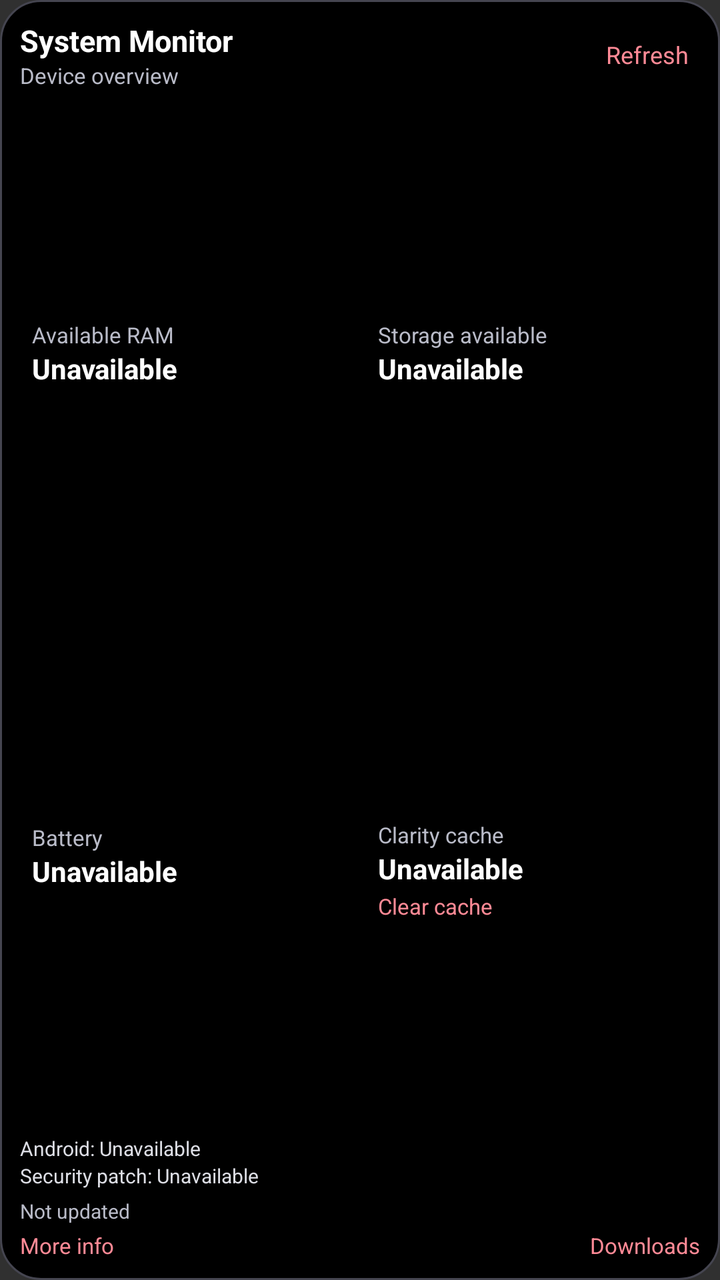
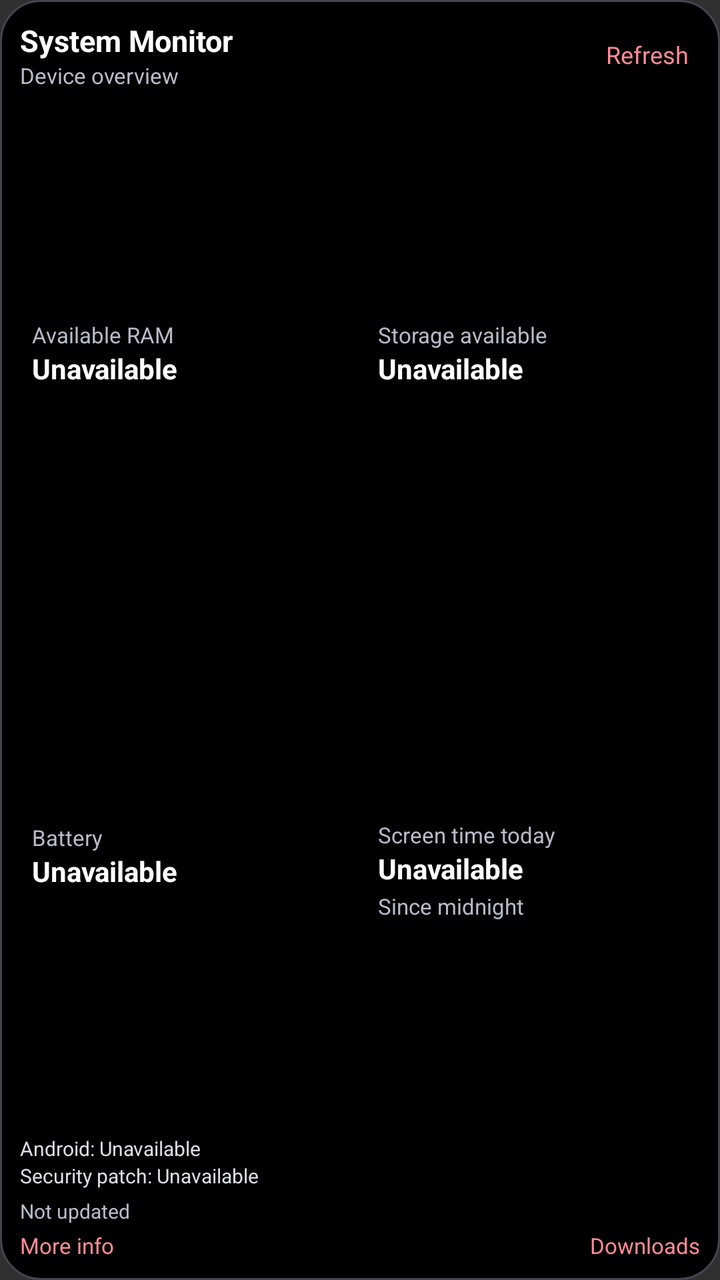

Compare the two renders of this Android layout. The source of the first and the diff that turns it into the second are given below.
<!-- AndroidManifest.xml: application theme Theme.DarkTodo -->
<!-- res/layout/system_monitor_widget.xml -->
<?xml version="1.0" encoding="utf-8"?>
<FrameLayout xmlns:android="http://schemas.android.com/apk/res/android"
    android:id="@+id/monitor_widget_root"
    android:layout_width="match_parent" android:layout_height="match_parent">
    <ImageView
        android:id="@+id/monitor_widget_bg_image"
        android:layout_width="match_parent" android:layout_height="match_parent"
        android:src="@drawable/system_monitor_widget_background" android:scaleType="fitXY"
        android:importantForAccessibility="no" />
    <LinearLayout
        android:layout_width="match_parent" android:layout_height="match_parent"
        android:orientation="vertical" android:padding="10dp">
        <LinearLayout
            android:layout_width="match_parent" android:layout_height="wrap_content"
            android:orientation="horizontal" android:gravity="center_vertical">
            <LinearLayout
                android:id="@+id/monitor_widget_info"
                android:layout_width="0dp" android:layout_height="wrap_content" android:layout_weight="1"
                android:orientation="vertical" android:contentDescription="Open full system information">
                <ImageView android:id="@+id/monitor_widget_title_image" android:layout_width="match_parent" android:layout_height="wrap_content" android:adjustViewBounds="true" android:scaleType="fitStart" android:visibility="gone" />
                <TextView android:id="@+id/monitor_widget_title"
                    android:layout_width="match_parent" android:layout_height="wrap_content"
                    android:text="System Monitor" android:textColor="#FFFFFF" android:textSize="15sp"
                    android:textStyle="bold" android:maxLines="1" android:ellipsize="end" />
                <ImageView android:id="@+id/monitor_widget_model_image" android:layout_width="match_parent" android:layout_height="wrap_content" android:adjustViewBounds="true" android:scaleType="fitStart" android:visibility="gone" />
                <TextView android:id="@+id/monitor_widget_model"
                    android:layout_width="match_parent" android:layout_height="wrap_content"
                    android:text="Device overview" android:textColor="#B9BBC8" android:textSize="11sp"
                    android:maxLines="1" android:ellipsize="end" />
            </LinearLayout>
            <ImageView android:id="@+id/monitor_widget_refresh_image" android:layout_width="wrap_content" android:layout_height="wrap_content" android:minHeight="32dp" android:paddingStart="6dp" android:paddingEnd="6dp" android:adjustViewBounds="true" android:scaleType="fitStart" android:visibility="gone" />
            <TextView android:id="@+id/monitor_widget_refresh"
                android:layout_width="wrap_content" android:layout_height="wrap_content"
                android:minHeight="32dp" android:gravity="center" android:paddingStart="6dp"
                android:paddingEnd="6dp" android:text="Refresh" android:contentDescription="Refresh system metrics"
                android:textColor="#FF8A96" android:textSize="12sp" android:maxLines="1" android:ellipsize="end" />
        </LinearLayout>
        <LinearLayout android:id="@+id/monitor_widget_metrics"
            android:layout_width="match_parent" android:layout_height="0dp" android:layout_weight="1"
            android:orientation="vertical" android:layout_marginTop="6dp" android:layout_marginBottom="6dp">
            <LinearLayout
                android:layout_width="match_parent" android:layout_height="0dp" android:layout_weight="1"
                android:orientation="horizontal" android:baselineAligned="false" android:layout_marginBottom="3dp">
                <FrameLayout android:layout_width="0dp" android:layout_height="match_parent"
                    android:layout_weight="1" android:layout_marginEnd="3dp">
                    <ImageView android:id="@+id/monitor_widget_ram_bg"
                        android:layout_width="match_parent" android:layout_height="match_parent"
                        android:scaleType="fitXY" android:importantForAccessibility="no" />
                    <LinearLayout android:layout_width="match_parent" android:layout_height="match_parent"
                        android:orientation="vertical" android:gravity="center_vertical" android:padding="6dp">
                        <ImageView android:id="@+id/monitor_widget_ram_label_image" android:layout_width="match_parent" android:layout_height="wrap_content" android:adjustViewBounds="true" android:scaleType="fitStart" android:visibility="gone" />
                        <TextView android:id="@+id/monitor_widget_ram_label"
                            android:layout_width="match_parent" android:layout_height="wrap_content"
                            android:text="Available RAM" android:textColor="#B9BBC8" android:textSize="11sp"
                            android:maxLines="1" android:ellipsize="end" />
                        <ImageView android:id="@+id/monitor_widget_ram_image" android:layout_width="match_parent" android:layout_height="wrap_content" android:adjustViewBounds="true" android:scaleType="fitStart" android:visibility="gone" />
                        <TextView android:id="@+id/monitor_widget_ram"
                            android:layout_width="match_parent" android:layout_height="wrap_content"
                            android:text="Unavailable" android:textColor="#FFFFFF" android:textSize="14sp"
                            android:textStyle="bold" android:maxLines="2" android:ellipsize="end" />
                    </LinearLayout>
                </FrameLayout>
                <FrameLayout android:layout_width="0dp" android:layout_height="match_parent"
                    android:layout_weight="1" android:layout_marginStart="3dp">
                    <ImageView android:id="@+id/monitor_widget_storage_bg"
                        android:layout_width="match_parent" android:layout_height="match_parent"
                        android:scaleType="fitXY" android:importantForAccessibility="no" />
                    <LinearLayout android:id="@+id/monitor_widget_storage"
                        android:layout_width="match_parent" android:layout_height="match_parent"
                        android:orientation="vertical" android:gravity="center_vertical" android:padding="6dp"
                        android:contentDescription="Open storage settings">
                        <ImageView android:id="@+id/monitor_widget_storage_label_image" android:layout_width="match_parent" android:layout_height="wrap_content" android:adjustViewBounds="true" android:scaleType="fitStart" android:visibility="gone" />
                        <TextView android:id="@+id/monitor_widget_storage_label"
                            android:layout_width="match_parent" android:layout_height="wrap_content"
                            android:text="Storage available" android:textColor="#B9BBC8" android:textSize="11sp"
                            android:maxLines="1" android:ellipsize="end" />
                        <ImageView android:id="@+id/monitor_widget_storage_val_image" android:layout_width="match_parent" android:layout_height="wrap_content" android:adjustViewBounds="true" android:scaleType="fitStart" android:visibility="gone" />
                        <TextView android:id="@+id/monitor_widget_storage_val"
                            android:layout_width="match_parent" android:layout_height="wrap_content"
                            android:text="Unavailable" android:textColor="#FFFFFF" android:textSize="14sp"
                            android:textStyle="bold" android:maxLines="2" android:ellipsize="end" />
                    </LinearLayout>
                </FrameLayout>
            </LinearLayout>
            <LinearLayout
                android:layout_width="match_parent" android:layout_height="0dp" android:layout_weight="1"
                android:orientation="horizontal" android:baselineAligned="false" android:layout_marginTop="3dp">
                <FrameLayout android:layout_width="0dp" android:layout_height="match_parent"
                    android:layout_weight="1" android:layout_marginEnd="3dp">
                    <ImageView android:id="@+id/monitor_widget_battery_bg"
                        android:layout_width="match_parent" android:layout_height="match_parent"
                        android:scaleType="fitXY" android:importantForAccessibility="no" />
                    <LinearLayout android:id="@+id/monitor_widget_battery"
                        android:layout_width="match_parent" android:layout_height="match_parent"
                        android:orientation="vertical" android:gravity="center_vertical" android:padding="6dp"
                        android:contentDescription="Open battery settings">
                        <ImageView android:id="@+id/monitor_widget_battery_label_image" android:layout_width="match_parent" android:layout_height="wrap_content" android:adjustViewBounds="true" android:scaleType="fitStart" android:visibility="gone" />
                        <TextView android:id="@+id/monitor_widget_battery_label"
                            android:layout_width="match_parent" android:layout_height="wrap_content"
                            android:text="Battery" android:textColor="#B9BBC8" android:textSize="11sp"
                            android:maxLines="1" android:ellipsize="end" />
                        <ImageView android:id="@+id/monitor_widget_battery_val_image" android:layout_width="match_parent" android:layout_height="wrap_content" android:adjustViewBounds="true" android:scaleType="fitStart" android:visibility="gone" />
                        <TextView android:id="@+id/monitor_widget_battery_val"
                            android:layout_width="match_parent" android:layout_height="wrap_content"
                            android:text="Unavailable" android:textColor="#FFFFFF" android:textSize="14sp"
                            android:textStyle="bold" android:maxLines="2" android:ellipsize="end" />
                        <ImageView android:id="@+id/monitor_widget_charging_image" android:layout_width="match_parent" android:layout_height="wrap_content" android:adjustViewBounds="true" android:scaleType="fitStart" android:visibility="gone" />
                        <TextView android:id="@+id/monitor_widget_charging"
                            android:layout_width="match_parent" android:layout_height="wrap_content"
                            android:textColor="#DDDEE5" android:textSize="10sp"
                            android:maxLines="2" android:ellipsize="end" />
                    </LinearLayout>
                </FrameLayout>
                <FrameLayout android:layout_width="0dp" android:layout_height="match_parent"
                    android:layout_weight="1" android:layout_marginStart="3dp">
                    <ImageView android:id="@+id/monitor_widget_cache_bg"
                        android:layout_width="match_parent" android:layout_height="match_parent"
                        android:scaleType="fitXY" android:importantForAccessibility="no" />
                    <LinearLayout android:layout_width="match_parent" android:layout_height="match_parent"
                        android:orientation="vertical" android:gravity="center_vertical" android:padding="6dp">
                        <ImageView android:id="@+id/monitor_widget_cache_label_image" android:layout_width="match_parent" android:layout_height="wrap_content" android:adjustViewBounds="true" android:scaleType="fitStart" android:visibility="gone" />
                        <TextView android:id="@+id/monitor_widget_cache_label"
                            android:layout_width="match_parent" android:layout_height="wrap_content"
                            android:text="Clarity cache" android:textColor="#B9BBC8" android:textSize="11sp"
                            android:maxLines="1" android:ellipsize="end" />
                        <ImageView android:id="@+id/monitor_widget_cache_val_image" android:layout_width="match_parent" android:layout_height="wrap_content" android:adjustViewBounds="true" android:scaleType="fitStart" android:visibility="gone" />
                        <TextView android:id="@+id/monitor_widget_cache_val"
                            android:layout_width="match_parent" android:layout_height="wrap_content"
                            android:text="Unavailable" android:textColor="#FFFFFF" android:textSize="14sp"
                            android:textStyle="bold" android:maxLines="2" android:ellipsize="end" />
                        <ImageView android:id="@+id/monitor_widget_clear_cache_image" android:layout_width="match_parent" android:layout_height="wrap_content" android:paddingTop="2dp" android:adjustViewBounds="true" android:scaleType="fitStart" android:visibility="gone" />
                        <TextView android:id="@+id/monitor_widget_clear_cache"
                            android:layout_width="match_parent" android:layout_height="wrap_content"
                            android:text="Clear cache" android:textColor="#FF8A96" android:textSize="11sp"
                            android:maxLines="1" android:ellipsize="end" android:paddingTop="2dp" />
                    </LinearLayout>
                </FrameLayout>
            </LinearLayout>
        </LinearLayout>
        <ImageView android:id="@+id/monitor_widget_summary_image" android:layout_width="match_parent" android:layout_height="0dp" android:layout_weight="1" android:adjustViewBounds="true" android:scaleType="fitStart" android:visibility="gone" />
        <TextView android:id="@+id/monitor_widget_summary"
            android:layout_width="match_parent" android:layout_height="0dp" android:layout_weight="1"
            android:gravity="center_vertical" android:textColor="#FFFFFF" android:textSize="12sp"
            android:maxLines="4" android:ellipsize="end" android:visibility="gone" />
        <LinearLayout android:id="@+id/monitor_widget_details"
            android:layout_width="match_parent" android:layout_height="wrap_content" android:orientation="vertical">
            <ImageView android:id="@+id/monitor_widget_android_image" android:layout_width="match_parent" android:layout_height="wrap_content" android:adjustViewBounds="true" android:scaleType="fitStart" android:visibility="gone" />
            <TextView android:id="@+id/monitor_widget_android"
                android:layout_width="match_parent" android:layout_height="wrap_content"
                android:text="Android: Unavailable" android:textColor="#DDDEE5" android:textSize="10sp"
                android:maxLines="2" android:ellipsize="end" />
            <ImageView android:id="@+id/monitor_widget_security_image" android:layout_width="match_parent" android:layout_height="wrap_content" android:adjustViewBounds="true" android:scaleType="fitStart" android:visibility="gone" />
            <TextView android:id="@+id/monitor_widget_security"
                android:layout_width="match_parent" android:layout_height="wrap_content"
                android:text="Security patch: Unavailable" android:textColor="#DDDEE5" android:textSize="10sp"
                android:maxLines="2" android:ellipsize="end" />
        </LinearLayout>
        <ImageView android:id="@+id/monitor_widget_updated_image" android:layout_width="match_parent" android:layout_height="wrap_content" android:layout_marginTop="4dp" android:adjustViewBounds="true" android:scaleType="fitStart" android:visibility="gone" />
        <TextView android:id="@+id/monitor_widget_updated"
            android:layout_width="match_parent" android:layout_height="wrap_content"
            android:text="Not updated" android:textColor="#B9BBC8" android:textSize="10sp"
            android:maxLines="2" android:ellipsize="end" android:layout_marginTop="4dp" />
        <ImageView android:id="@+id/monitor_widget_compact_clear_image" android:layout_width="match_parent" android:layout_height="wrap_content" android:adjustViewBounds="true" android:scaleType="fitStart" android:visibility="gone" />
        <TextView android:id="@+id/monitor_widget_compact_clear"
            android:layout_width="match_parent" android:layout_height="wrap_content"
            android:text="Clear Clarity cache" android:textColor="#FF8A96" android:textSize="11sp"
            android:maxLines="1" android:ellipsize="end" android:visibility="gone" />
        <LinearLayout android:layout_width="match_parent" android:layout_height="wrap_content"
            android:orientation="horizontal" android:gravity="center_vertical">
            <ImageView android:id="@+id/monitor_widget_more_image" android:layout_width="0dp" android:layout_height="wrap_content" android:layout_weight="1" android:paddingTop="3dp" android:adjustViewBounds="true" android:scaleType="fitStart" android:visibility="gone" />
            <TextView android:id="@+id/monitor_widget_more"
                android:layout_width="0dp" android:layout_height="wrap_content" android:layout_weight="1"
                android:text="More info" android:textColor="#FF8A96" android:textSize="11sp"
                android:maxLines="2" android:ellipsize="end" android:paddingTop="3dp" />
            <ImageView android:id="@+id/monitor_widget_downloads_image" android:layout_width="wrap_content" android:layout_height="wrap_content" android:paddingStart="6dp" android:paddingTop="3dp" android:adjustViewBounds="true" android:scaleType="fitStart" android:visibility="gone" />
            <TextView android:id="@+id/monitor_widget_downloads"
                android:layout_width="wrap_content" android:layout_height="wrap_content"
                android:text="Downloads" android:textColor="#FF8A96" android:textSize="11sp"
                android:maxLines="1" android:ellipsize="end" android:paddingStart="6dp" android:paddingTop="3dp" />
        </LinearLayout>
    </LinearLayout>
</FrameLayout>
<!-- resources referenced by this layout -->
<resources>
  <!-- drawable system_monitor_widget_background (drawable) -->
  <?xml version="1.0" encoding="utf-8"?>
  <shape xmlns:android="http://schemas.android.com/apk/res/android" android:shape="rectangle">
      <solid android:color="#FF000000" />
      <corners android:radius="20dp" />
      <stroke android:width="1dp" android:color="#FF454550" />
  </shape>
  <style name="Theme.DarkTodo" parent="android:style/Theme.Material.NoActionBar">
          <item name="android:fontFamily">sans-serif</item>
          <item name="android:colorAccent">#FF0000</item>
          <item name="android:statusBarColor">#000000</item>
          <item name="android:navigationBarColor">#000000</item>
          <item name="android:windowLightStatusBar">false</item>
      </style>
</resources>

<!-- the commit's change to res/layout/system_monitor_widget.xml (unified diff, before → after) -->
@@ -116,13 +116,15 @@
                     <ImageView android:id="@+id/monitor_widget_cache_bg"
                         android:layout_width="match_parent" android:layout_height="match_parent"
                         android:scaleType="fitXY" android:importantForAccessibility="no" />
-                    <LinearLayout android:layout_width="match_parent" android:layout_height="match_parent"
-                        android:orientation="vertical" android:gravity="center_vertical" android:padding="6dp">
+                    <LinearLayout android:id="@+id/monitor_widget_screen_time"
+                        android:layout_width="match_parent" android:layout_height="match_parent"
+                        android:orientation="vertical" android:gravity="center_vertical" android:padding="6dp"
+                        android:contentDescription="Screen time today; open usage settings">
                         <ImageView android:id="@+id/monitor_widget_cache_label_image" android:layout_width="match_parent" android:layout_height="wrap_content" android:adjustViewBounds="true" android:scaleType="fitStart" android:visibility="gone" />
                         <TextView android:id="@+id/monitor_widget_cache_label"
                             android:layout_width="match_parent" android:layout_height="wrap_content"
-                            android:text="Clarity cache" android:textColor="#B9BBC8" android:textSize="11sp"
-                            android:maxLines="1" android:ellipsize="end" />
+                            android:text="Screen time today" android:textColor="#B9BBC8" android:textSize="11sp"
+                            android:maxLines="2" android:ellipsize="end" />
                         <ImageView android:id="@+id/monitor_widget_cache_val_image" android:layout_width="match_parent" android:layout_height="wrap_content" android:adjustViewBounds="true" android:scaleType="fitStart" android:visibility="gone" />
                         <TextView android:id="@+id/monitor_widget_cache_val"
                             android:layout_width="match_parent" android:layout_height="wrap_content"
@@ -131,7 +133,7 @@
                         <ImageView android:id="@+id/monitor_widget_clear_cache_image" android:layout_width="match_parent" android:layout_height="wrap_content" android:paddingTop="2dp" android:adjustViewBounds="true" android:scaleType="fitStart" android:visibility="gone" />
                         <TextView android:id="@+id/monitor_widget_clear_cache"
                             android:layout_width="match_parent" android:layout_height="wrap_content"
-                            android:text="Clear cache" android:textColor="#FF8A96" android:textSize="11sp"
+                            android:text="Since midnight" android:textColor="#B9BBC8" android:textSize="11sp"
                             android:maxLines="1" android:ellipsize="end" android:paddingTop="2dp" />
                     </LinearLayout>
                 </FrameLayout>
